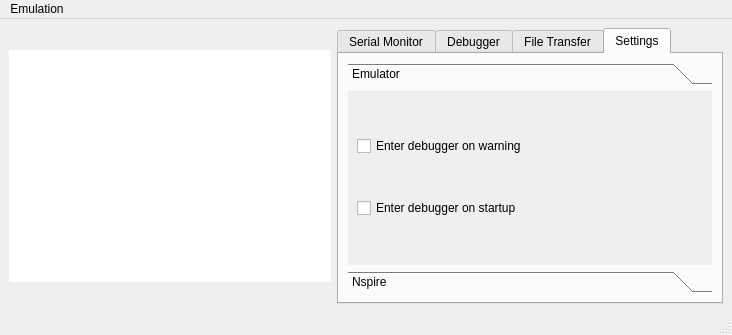
Above: mainwindow.ui from nspire-emus/firebird before the change. Below: the same form after it.
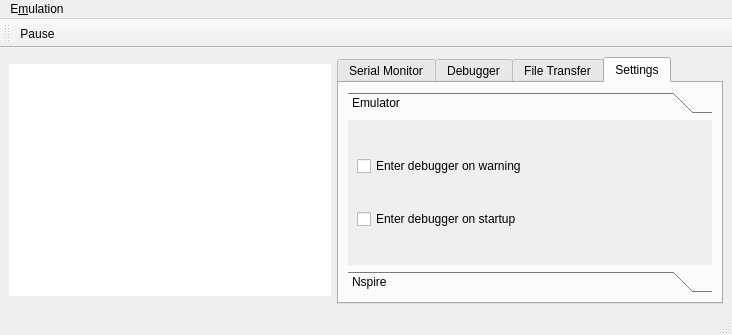
That is the form after the change.

Commit message: Add pause functionality in toolbar

Patch:
```diff
--- a/mainwindow.ui
+++ b/mainwindow.ui
@@ -158,8 +158,8 @@
             <rect>
              <x>0</x>
              <y>0</y>
-             <width>346</width>
-             <height>174</height>
+             <width>364</width>
+             <height>136</height>
             </rect>
            </property>
            <attribute name="label">
@@ -214,7 +214,7 @@
    </property>
    <widget class="QMenu" name="menuEmulation">
     <property name="title">
-     <string>Emulation</string>
+     <string>E&amp;mulation</string>
     </property>
     <addaction name="actionReset"/>
     <addaction name="actionDebugger"/>
@@ -223,6 +223,18 @@
    <addaction name="menuEmulation"/>
   </widget>
   <widget class="QStatusBar" name="statusbar"/>
+  <widget class="QToolBar" name="toolBar">
+   <property name="windowTitle">
+    <string>toolBar</string>
+   </property>
+   <attribute name="toolBarArea">
+    <enum>TopToolBarArea</enum>
+   </attribute>
+   <attribute name="toolBarBreak">
+    <bool>false</bool>
+   </attribute>
+   <addaction name="actionPause"/>
+  </widget>
   <action name="actionReset">
    <property name="text">
     <string>Reset</string>
@@ -235,7 +247,18 @@
   </action>
   <action name="actionQuit">
    <property name="text">
-    <string>Quit</string>
+    <string>&amp;Quit</string>
+   </property>
+  </action>
+  <action name="actionPause">
+   <property name="checkable">
+    <bool>true</bool>
+   </property>
+   <property name="text">
+    <string>Pause</string>
+   </property>
+   <property name="toolTip">
+    <string>Pause execution</string>
    </property>
   </action>
  </widget>
```
Left out of the diff: 8 changed lines with no effect on the pictures. The commit also changes 7 other files.
